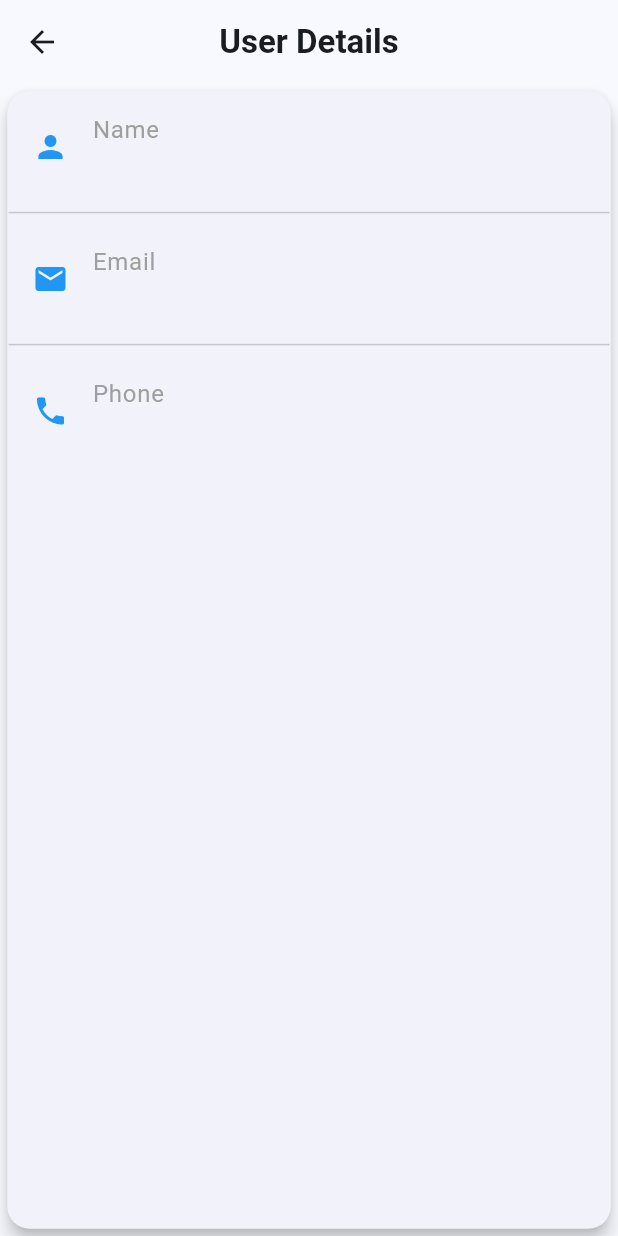
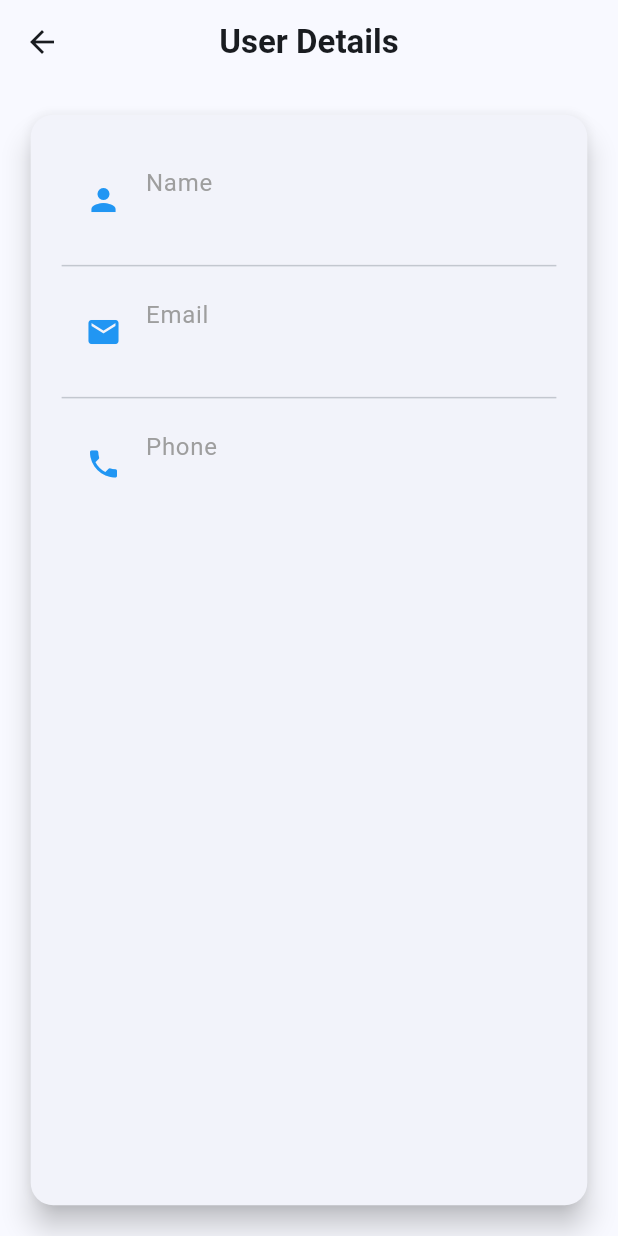
Before and after one commit to OmarElDwary/user-profile-management, a Flutter app: the UserDetailsPage screen opened directly with empty values, on a phone screen of 412 x 824 dp. Run offline on Flutter 3.47's test engine with Material 3 defaults, Android fonts, the phone set to English and light mode, and no system bars; our stand-ins replace dio, flutter_localization, shared_preferences; accounts and stored records are empty; generated files the repository leaves out were written again; network calls fail.

```diff
--- a/lib/views/screens/user_details_page.dart
+++ b/lib/views/screens/user_details_page.dart
@@ -3,97 +3,80 @@ import 'package:flutter_gen/gen_l10n/app_localizations.dart';
 import 'package:users_management/models/user_model.dart';
 
 class UserDetailsPage extends StatelessWidget {
-// final dynamic user;
-  UserModel user;
-  UserDetailsPage({super.key, required this.user});
+  final UserModel user;
+
+  const UserDetailsPage({super.key, required this.user});
 
   @override
   Widget build(BuildContext context) {
     final appLocalizations = AppLocalizations.of(context)!;
+    final widthScreen = MediaQuery.of(context).size.width;
 
     return Scaffold(
       appBar: AppBar(
         title: Text(
           appLocalizations.user_details,
-          style: TextStyle(fontWeight: FontWeight.bold),
+          style: const TextStyle(fontWeight: FontWeight.bold),
         ),
         centerTitle: true,
       ),
       body: Padding(
-        padding: EdgeInsets.all(0.85),
+        padding: EdgeInsets.all(widthScreen * 0.04),
         child: Card(
-          elevation: 5,
+          elevation: 8,
           shape: RoundedRectangleBorder(
             borderRadius: BorderRadius.circular(15),
           ),
           child: Padding(
-            padding: EdgeInsets.all(0.85),
-            child: Flexible(
+            padding: EdgeInsets.all(widthScreen * 0.05),
             child: Column(
               crossAxisAlignment: CrossAxisAlignment.start,
               children: [
                 ListTile(
-                    leading: Icon(
+                  leading: const Icon(
                     Icons.person,
                     color: Colors.blue,
                   ),
-                    title: Text(appLocalizations.name,
-                        style: TextStyle(color: Colors.grey)),
-                    subtitle: Text(user.name,
-                        style: TextStyle(fontWeight: FontWeight.bold)),
-                    //user['name']
+                  title: Text(
+                    appLocalizations.name,
+                    style: const TextStyle(color: Colors.grey),
+                  ),
+                  subtitle: Text(
+                    user.name,
+                    style: const TextStyle(fontWeight: FontWeight.bold),
+                  ),
                 ),
                 const Divider(),
                 ListTile(
-                    leading: Icon(
+                  leading: const Icon(
                     Icons.email,
                     color: Colors.blue,
                   ),
-                    title: Text(appLocalizations.email,
-                        style: TextStyle(color: Colors.grey)),
-                    subtitle: Text(user.email,
-                        style: TextStyle(fontWeight: FontWeight.bold)),
-                    //user['email']
+                  title: Text(
+                    appLocalizations.email,
+                    style: const TextStyle(color: Colors.grey),
+                  ),
+                  subtitle: Text(
+                    user.email,
+                    style: const TextStyle(fontWeight: FontWeight.bold),
+                  ),
                 ),
                 const Divider(),
                 ListTile(
-                    leading: Icon(
+                  leading: const Icon(
                     Icons.phone,
                     color: Colors.blue,
                   ),
-                    title: Text(appLocalizations.phone,
-                        style: TextStyle(color: Colors.grey)),
-                    subtitle: Text(user.phone,
-                        style: TextStyle(fontWeight: FontWeight.bold)),
-                    //user['phone']
+                  title: Text(
+                    appLocalizations.phone,
+                    style: const TextStyle(color: Colors.grey),
                   ),
-                  /*
-                  const Divider(),
-                  ListTile(
-                    leading: Icon(
-                      Icons.person,
-                      color: Colors.blue,
+                  subtitle: Text(
+                    user.phone,
+                    style: const TextStyle(fontWeight: FontWeight.bold),
                   ),
-                    title: Text(appLocalizations.gender,
-                        style: TextStyle(color: Colors.grey)),
-                    subtitle: Text('Female',
-                        style: TextStyle(fontWeight: FontWeight.bold)),
-                    // user['gender']
                 ),
-                  const Divider(),
-                  ListTile(
-                    leading: Icon(Icons.cake, color: Colors.blue),
-                    title: Text(appLocalizations.age,
-                        style: TextStyle(color: Colors.grey)),
-                    subtitle: Text(
-                      '23',
-                      style: TextStyle(fontWeight: FontWeight.bold),
-                    ),
-                    //user['age']
-                  ),
-                  */
               ],
-              ),
             ),
           ),
         ),
--- a/lib/views/widgets/delete_button.dart
+++ b/lib/views/widgets/delete_button.dart
@@ -3,9 +3,9 @@ import 'package:flutter_gen/gen_l10n/app_localizations.dart';
 import '../widgets/custom_confirmation_dialog.dart';
 
 class DeleteButton extends StatefulWidget {
-  const DeleteButton({super.key, required this.onpressesd});
+  const DeleteButton({super.key, required this.onPressed});
 
-  final VoidCallback onpressesd;
+  final VoidCallback onPressed;
 
   @override
   State<DeleteButton> createState() => _DeleteButtonState();
@@ -33,7 +33,7 @@ class _DeleteButtonState extends State<DeleteButton> {
           action1: AppLocalizations.of(context)!.delete,
           action2: AppLocalizations.of(context)!.cancel,
           onPressed: () {
-            widget.onpressesd();
+            widget.onPressed();
             Navigator.pop(context);
           },
           pressed: () {
```
Also changed, not shown: lib/data/data_handling.dart (+12 -2 lines), lib/services/user_service.dart (+2 -36 lines), lib/views/screens/add_user.dart (+31 -56 lines), lib/views/screens/edit_user.dart (+18 -65 lines), lib/views/screens/user_profile.dart (+55 -22 lines), lib/views/widgets/user_card.dart (+14 -20 lines), add.png (added), delete.png (added), delete_message.png (added), fetch_data.png (added), localization.png (added), new_users.png (added), update.png (added), 3 other files. Lines whose indentation alone changed are shown as unchanged.
